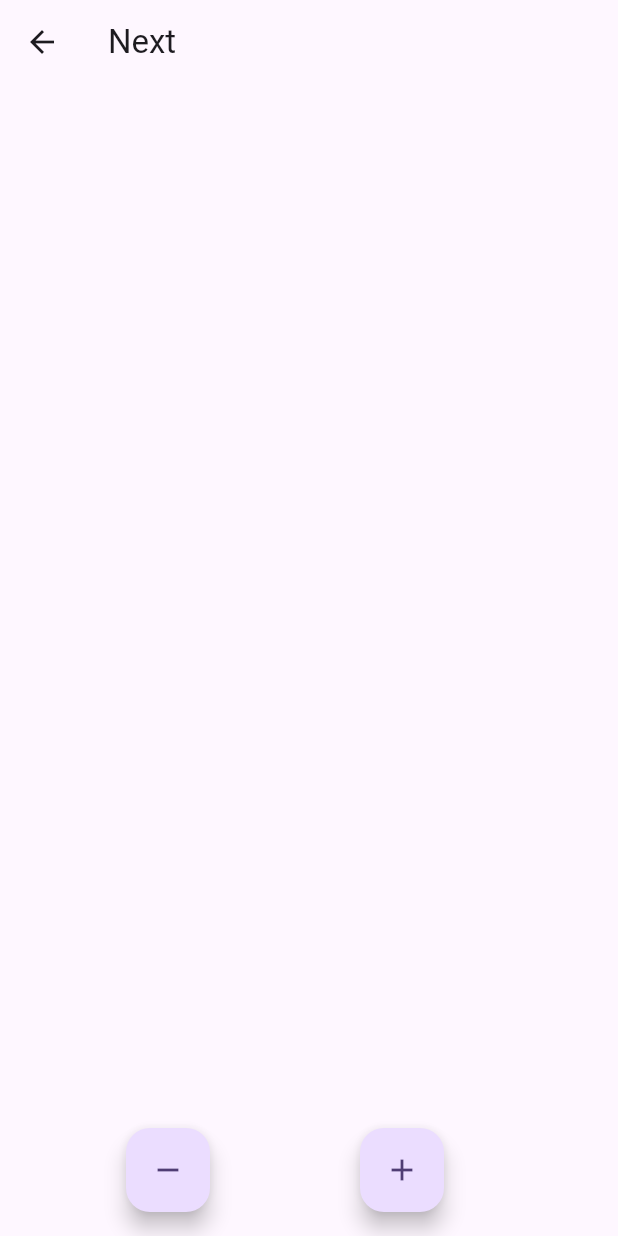
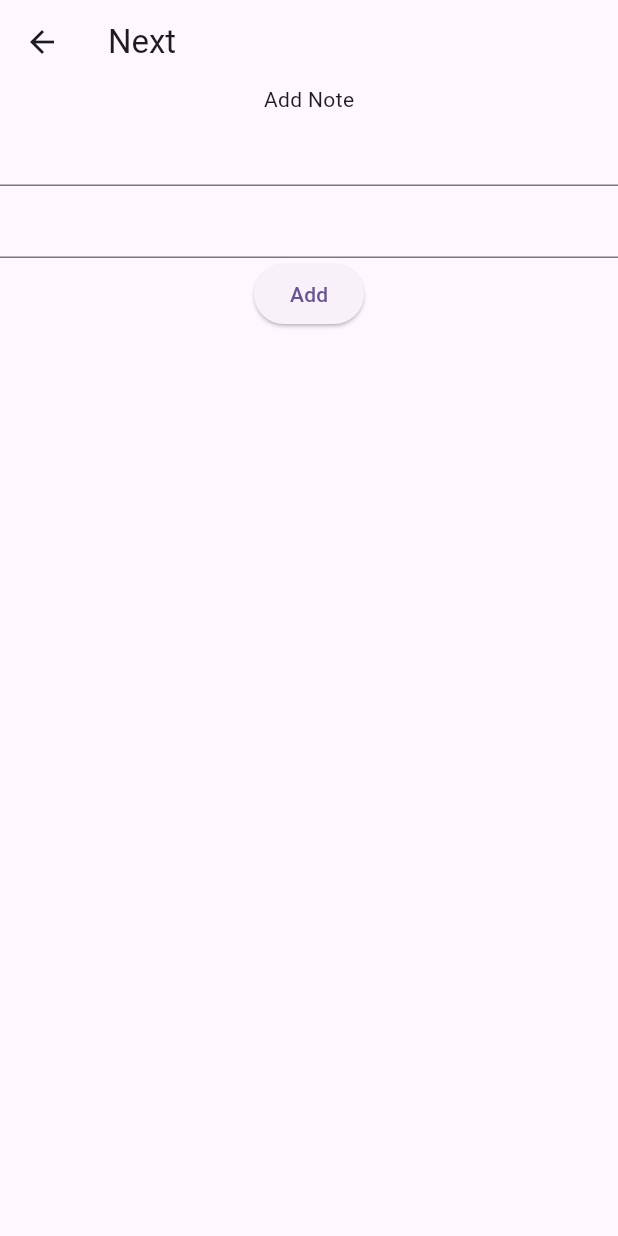
Before and after one commit to raunak2909/cubit173, a Flutter app: the screen it shows after launch, after a tap on the "add" icon, on a phone screen of 412 x 824 dp. Run offline on Flutter 3.47's test engine with Material 3 defaults, Android fonts, the phone set to English and light mode, and no system bars; our stand-ins replace flutter_bloc.

Commit message:
List<Map<String, dynamic>> handled with cubit

```diff
--- /dev/null
+++ b/lib/list_state.dart
@@ -0,0 +1,4 @@
+class ListState{
+  List<Map<String, dynamic>> mData;
+  ListState({required this.mData});
+}
--- a/lib/main.dart
+++ b/lib/main.dart
@@ -1,15 +1,25 @@
 import 'package:cubit173/counter_cubit.dart';
 import 'package:cubit173/counter_state.dart';
+import 'package:cubit173/list_cubit.dart';
+import 'package:cubit173/list_state.dart';
 import 'package:cubit173/next_page.dart';
 import 'package:flutter/material.dart';
 import 'package:flutter_bloc/flutter_bloc.dart';
 
-
 void main() {
-  runApp( BlocProvider(
+  runApp(
+    MultiBlocProvider(
+      providers: [
+        BlocProvider(
           create: (context) => CounterCubit(),
+        ),
+        BlocProvider(
+          create: (context) => ListCubit(),
+        ),
+      ],
       child: MyApp(),
-  ),);
+    ),
+  );
 }
 
 class MyApp extends StatelessWidget {
@@ -24,13 +34,11 @@ class MyApp extends StatelessWidget {
           colorScheme: ColorScheme.fromSeed(seedColor: Colors.deepPurple),
           useMaterial3: true,
         ),
-      home: MyHomePage()
-    );
+        home: MyHomePage());
   }
 }
 
 class MyHomePage extends StatelessWidget {
-
   @override
   Widget build(BuildContext context) {
     // This method is rerun every time setState is called, for instance as done
@@ -41,51 +49,48 @@ class MyHomePage extends StatelessWidget {
     // than having to individually change instances of widgets.
     return Scaffold(
       appBar: AppBar(
-        // TRY THIS: Try changing the color here to a specific color (to
-        // Colors.amber, perhaps?) and trigger a hot reload to see the AppBar
-        // change color while the other colors stay the same.
         backgroundColor: Theme.of(context).colorScheme.inversePrimary,
-        // Here we take the value from the MyHomePage object that was created by
-        // the App.build method, and use it to set our appbar title.
         title: Text("Cubit"),
       ),
-      body: Center(
-        // Center is a layout widget. It takes a single child and positions it
-        // in the middle of the parent.
-        child: Column(
-          // Column is also a layout widget. It takes a list of children and
-          // arranges them vertically. By default, it sizes itself to fit its
-          // children horizontally, and tries to be as tall as its parent.
-          //
-          // Column has various properties to control how it sizes itself and
-          // how it positions its children. Here we use mainAxisAlignment to
-          // center the children vertically; the main axis here is the vertical
-          // axis because Columns are vertical (the cross axis would be
-          // horizontal).
-          //
-          // TRY THIS: Invoke "debug painting" (choose the "Toggle Debug Paint"
-          // action in the IDE, or press "p" in the console), to see the
-          // wireframe for each widget.
-          mainAxisAlignment: MainAxisAlignment.center,
-          children: <Widget>[
-            const Text(
-              'You have pushed the button this many times:',
+      body: BlocBuilder<ListCubit, ListState>(
+        builder: (_, state) {
+          var dataFromCubit = state.mData;
+          return ListView.builder(
+              itemCount: dataFromCubit.length,
+              itemBuilder: (_, index) {
+                return ListTile(
+                  onTap: () {
+                    Navigator.push(
+                        context,
+                        MaterialPageRoute(
+                          builder: (context) => NextPage(
+                            isUpdate: true,
+                            mIndex: index,
+                            mTitle: '${dataFromCubit[index]['title']}',
+                            mDesc: '${dataFromCubit[index]['desc']}'
                           ),
-            BlocBuilder<CounterCubit, CounterState>(
-              builder: (context, state){
-                return Text(
-                  '${state.count}',
-                  style: Theme.of(context).textTheme.headlineMedium,
+                        ));
+                  },
+                  title: Text('${dataFromCubit[index]['title']}'),
+                  subtitle: Text('${dataFromCubit[index]['desc']}'),
+                  trailing: IconButton(
+                    onPressed: (){
+                      BlocProvider.of<ListCubit>(context).deleteNote(index);
+                    },
+                    icon: Icon(Icons.delete, color: Colors.red,),
+                  ),
                 );
+              });
         },
-            )
-          ],
-        ),
       ),
       floatingActionButton: FloatingActionButton(
-        onPressed: (){
+        onPressed: () {
           //BlocProvider.of<CounterCubit>(context).incrementCount();
-          Navigator.push(context, MaterialPageRoute(builder: (context) => NextPage(),));
+          Navigator.push(
+              context,
+              MaterialPageRoute(
+                builder: (context) => NextPage(),
+              ));
         },
         tooltip: 'Increment',
         child: const Icon(Icons.add),
--- a/lib/next_page.dart
+++ b/lib/next_page.dart
@@ -1,30 +1,62 @@
+import 'package:cubit173/list_cubit.dart';
 import 'package:flutter/material.dart';
 import 'package:flutter_bloc/flutter_bloc.dart';
 
 import 'counter_cubit.dart';
 
 class NextPage extends StatelessWidget {
-  const NextPage({super.key});
+  bool isUpdate;
+  int mIndex;
+  String mTitle;
+  String mDesc;
+
+  NextPage(
+      {this.isUpdate = false,
+      this.mIndex = 0,
+      this.mTitle = "",
+      this.mDesc = ""});
+
+  var titleController = TextEditingController();
+  var descController = TextEditingController();
 
   @override
   Widget build(BuildContext context) {
+    titleController.text = mTitle;
+    descController.text = mDesc;
     return Scaffold(
       appBar: AppBar(
         title: Text('Next'),
       ),
-      floatingActionButton: Row(
-        mainAxisAlignment: MainAxisAlignment.spaceEvenly,
+      body: Column(
         children: [
-          FloatingActionButton(onPressed: (){
-            BlocProvider.of<CounterCubit>(context).decrementCount();
-          }, child: Icon(Icons.remove),),
+          Text(isUpdate ? 'Update Note' : 'Add Note'),
+          TextField(
+            controller: titleController,
+          ),
+          TextField(
+            controller: descController,
+          ),
+          ElevatedButton(
+              onPressed: () {
+                if (titleController.text.isNotEmpty &&
+                    descController.text.isNotEmpty) {
+                  var mNote = {
+                    "title": titleController.text.toString(),
+                    "desc": descController.text.toString(),
+                  };
 
-          FloatingActionButton(
-            onPressed: (){
-              context.read<CounterCubit>().incrementCount();
-            },
-            child: Icon(Icons.add),
-          ),
+                  if (isUpdate) {
+                    ///update
+                    BlocProvider.of<ListCubit>(context)
+                        .updateNote(mNote, mIndex);
+                  } else {
+                    ///add
+                    BlocProvider.of<ListCubit>(context).addNote(mNote);
+                  }
+                  Navigator.pop(context);
+                }
+              },
+              child: Text(isUpdate ? 'Update' : 'Add'))
         ],
       ),
     );
```
Also changed, not shown: lib/list_cubit.dart (added, +33 -0 lines). Lines whose indentation alone changed are shown as unchanged.
